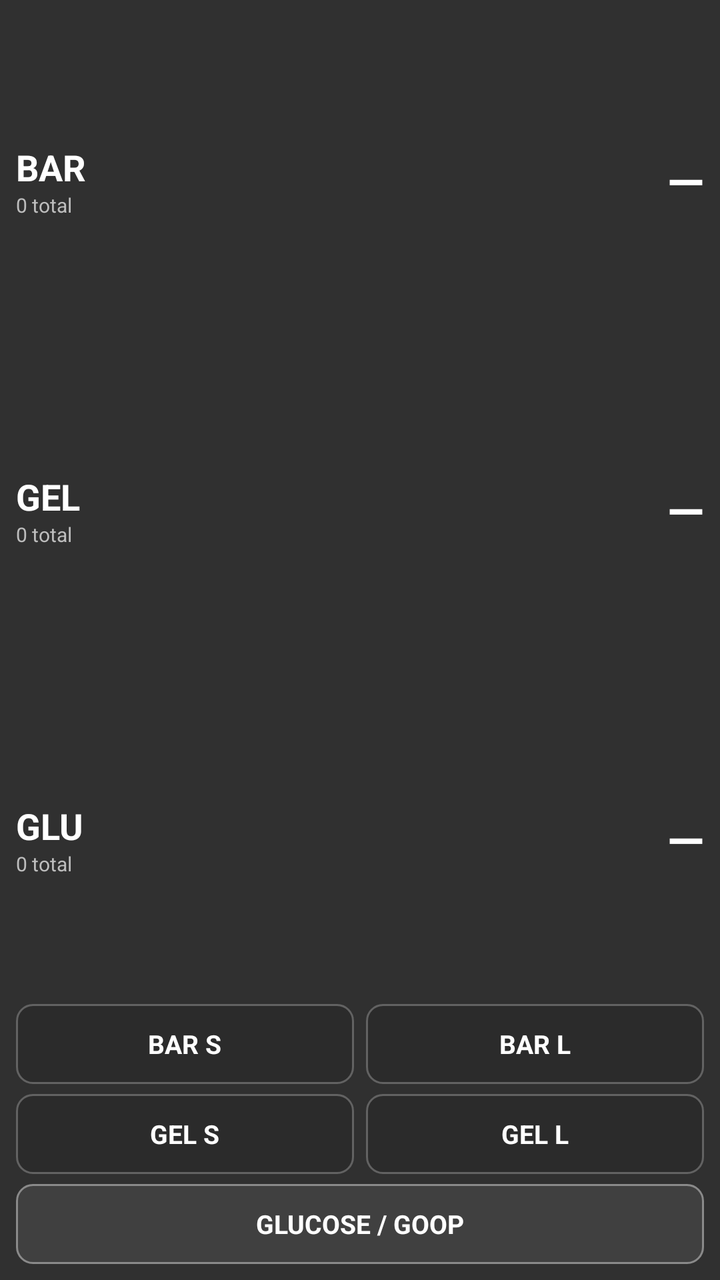
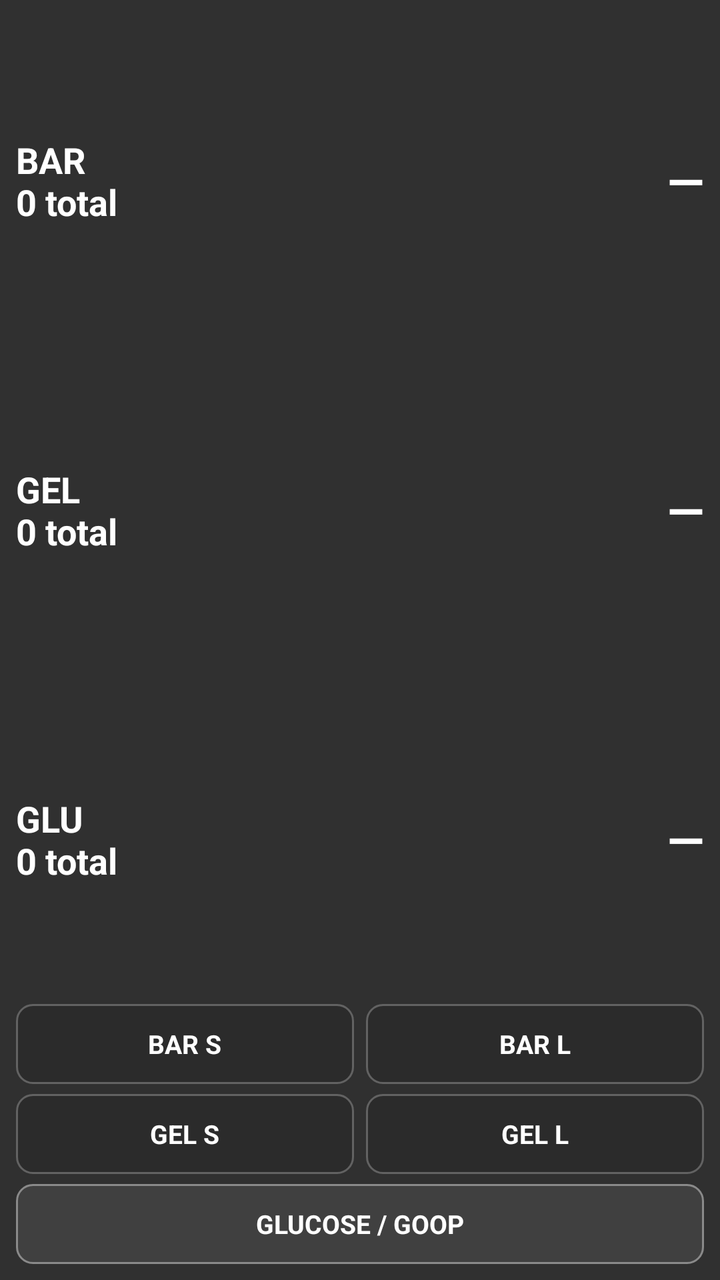

Before-and-after screenshots of an Android layout around one commit, followed by the original layout XML and the change that was made.
<!-- AndroidManifest.xml: application theme android:Theme.Material.NoActionBar -->
<!-- res/layout/fuel_timer_field.xml -->
<?xml version="1.0" encoding="utf-8"?>
<LinearLayout xmlns:android="http://schemas.android.com/apk/res/android"
    android:id="@+id/fuel_root"
    android:layout_width="match_parent"
    android:layout_height="match_parent"
    android:orientation="vertical"
    android:padding="8dp">

    <LinearLayout
        android:layout_width="match_parent"
        android:layout_height="0dp"
        android:layout_weight="1"
        android:orientation="horizontal"
        android:gravity="center_vertical">
        <LinearLayout
            android:layout_width="0dp"
            android:layout_height="wrap_content"
            android:layout_weight="1"
            android:orientation="vertical">
            <TextView
                android:id="@+id/bar_label"
                android:layout_width="wrap_content"
                android:layout_height="wrap_content"
                android:text="BAR"
                android:textColor="#FFFFFFFF"
                android:textSize="18sp"
                android:textStyle="bold" />
            <TextView
                android:id="@+id/bar_count"
                android:layout_width="wrap_content"
                android:layout_height="wrap_content"
                android:text="0 total"
                android:textColor="#FFBDBDBD"
                android:textSize="10sp" />
        </LinearLayout>
        <TextView
            android:id="@+id/bar_time"
            android:layout_width="wrap_content"
            android:layout_height="wrap_content"
            android:text="—"
            android:textColor="#FFFFFFFF"
            android:textSize="24sp"
            android:textStyle="bold" />
    </LinearLayout>

    <LinearLayout
        android:layout_width="match_parent"
        android:layout_height="0dp"
        android:layout_weight="1"
        android:orientation="horizontal"
        android:gravity="center_vertical">
        <LinearLayout
            android:layout_width="0dp"
            android:layout_height="wrap_content"
            android:layout_weight="1"
            android:orientation="vertical">
            <TextView
                android:id="@+id/gel_label"
                android:layout_width="wrap_content"
                android:layout_height="wrap_content"
                android:text="GEL"
                android:textColor="#FFFFFFFF"
                android:textSize="18sp"
                android:textStyle="bold" />
            <TextView
                android:id="@+id/gel_count"
                android:layout_width="wrap_content"
                android:layout_height="wrap_content"
                android:text="0 total"
                android:textColor="#FFBDBDBD"
                android:textSize="10sp" />
        </LinearLayout>
        <TextView
            android:id="@+id/gel_time"
            android:layout_width="wrap_content"
            android:layout_height="wrap_content"
            android:text="—"
            android:textColor="#FFFFFFFF"
            android:textSize="24sp"
            android:textStyle="bold" />
    </LinearLayout>

    <LinearLayout
        android:layout_width="match_parent"
        android:layout_height="0dp"
        android:layout_weight="1"
        android:orientation="horizontal"
        android:gravity="center_vertical">
        <LinearLayout
            android:layout_width="0dp"
            android:layout_height="wrap_content"
            android:layout_weight="1"
            android:orientation="vertical">
            <TextView
                android:layout_width="wrap_content"
                android:layout_height="wrap_content"
                android:text="GLU"
                android:textColor="#FFFFFFFF"
                android:textSize="18sp"
                android:textStyle="bold" />
            <TextView
                android:id="@+id/glu_count"
                android:layout_width="wrap_content"
                android:layout_height="wrap_content"
                android:text="0 total"
                android:textColor="#FFBDBDBD"
                android:textSize="10sp" />
        </LinearLayout>
        <TextView
            android:id="@+id/glu_time"
            android:layout_width="wrap_content"
            android:layout_height="wrap_content"
            android:text="—"
            android:textColor="#FFFFFFFF"
            android:textSize="24sp"
            android:textStyle="bold" />
    </LinearLayout>

    <LinearLayout
        android:layout_width="match_parent"
        android:layout_height="40dp"
        android:orientation="horizontal">
        <TextView
            android:id="@+id/btn_bar_s"
            android:layout_width="0dp"
            android:layout_height="match_parent"
            android:layout_weight="1"
            android:layout_marginEnd="3dp"
            android:background="@drawable/fuel_button_bg"
            android:gravity="center"
            android:text="BAR S"
            android:textColor="#FFFFFFFF"
            android:textSize="13sp"
            android:textStyle="bold" />
        <TextView
            android:id="@+id/btn_bar_l"
            android:layout_width="0dp"
            android:layout_height="match_parent"
            android:layout_weight="1"
            android:layout_marginStart="3dp"
            android:background="@drawable/fuel_button_bg"
            android:gravity="center"
            android:text="BAR L"
            android:textColor="#FFFFFFFF"
            android:textSize="13sp"
            android:textStyle="bold" />
    </LinearLayout>

    <LinearLayout
        android:layout_width="match_parent"
        android:layout_height="40dp"
        android:layout_marginTop="5dp"
        android:orientation="horizontal">
        <TextView
            android:id="@+id/btn_gel_s"
            android:layout_width="0dp"
            android:layout_height="match_parent"
            android:layout_weight="1"
            android:layout_marginEnd="3dp"
            android:background="@drawable/fuel_button_bg"
            android:gravity="center"
            android:text="GEL S"
            android:textColor="#FFFFFFFF"
            android:textSize="13sp"
            android:textStyle="bold" />
        <TextView
            android:id="@+id/btn_gel_l"
            android:layout_width="0dp"
            android:layout_height="match_parent"
            android:layout_weight="1"
            android:layout_marginStart="3dp"
            android:background="@drawable/fuel_button_bg"
            android:gravity="center"
            android:text="GEL L"
            android:textColor="#FFFFFFFF"
            android:textSize="13sp"
            android:textStyle="bold" />
    </LinearLayout>

    <TextView
        android:id="@+id/btn_glucose"
        android:layout_width="match_parent"
        android:layout_height="40dp"
        android:layout_marginTop="5dp"
        android:background="@drawable/fuel_button_glucose_bg"
        android:gravity="center"
        android:text="GLUCOSE / GOOP"
        android:textColor="#FFFFFFFF"
        android:textSize="13sp"
        android:textStyle="bold" />
</LinearLayout>
<!-- resources referenced by this layout -->
<resources>
  <!-- drawable fuel_button_bg (drawable) -->
  <?xml version="1.0" encoding="utf-8"?>
  <shape xmlns:android="http://schemas.android.com/apk/res/android" android:shape="rectangle">
      <solid android:color="#2B2B2B" />
      <stroke android:width="1dp" android:color="#626262" />
      <corners android:radius="8dp" />
  </shape>
  <!-- drawable fuel_button_glucose_bg (drawable) -->
  <?xml version="1.0" encoding="utf-8"?>
  <shape xmlns:android="http://schemas.android.com/apk/res/android" android:shape="rectangle">
      <solid android:color="#404040" />
      <stroke android:width="1dp" android:color="#8A8A8A" />
      <corners android:radius="8dp" />
  </shape>
</resources>

<!-- the commit's change to res/layout/fuel_timer_field.xml (unified diff, before → after) -->
@@ -12,27 +12,16 @@
         android:layout_weight="1"
         android:orientation="horizontal"
         android:gravity="center_vertical">
-        <LinearLayout
+        <TextView
+            android:id="@+id/bar_label"
             android:layout_width="0dp"
             android:layout_height="wrap_content"
             android:layout_weight="1"
-            android:orientation="vertical">
-            <TextView
-                android:id="@+id/bar_label"
-                android:layout_width="wrap_content"
-                android:layout_height="wrap_content"
-                android:text="BAR"
-                android:textColor="#FFFFFFFF"
-                android:textSize="18sp"
-                android:textStyle="bold" />
-            <TextView
-                android:id="@+id/bar_count"
-                android:layout_width="wrap_content"
-                android:layout_height="wrap_content"
-                android:text="0 total"
-                android:textColor="#FFBDBDBD"
-                android:textSize="10sp" />
-        </LinearLayout>
+            android:text="BAR&#10;0 total"
+            android:textColor="#FFFFFFFF"
+            android:textSize="18sp"
+            android:textStyle="bold"
+            android:maxLines="2" />
         <TextView
             android:id="@+id/bar_time"
             android:layout_width="wrap_content"
@@ -49,27 +38,16 @@
         android:layout_weight="1"
         android:orientation="horizontal"
         android:gravity="center_vertical">
-        <LinearLayout
+        <TextView
+            android:id="@+id/gel_label"
             android:layout_width="0dp"
             android:layout_height="wrap_content"
             android:layout_weight="1"
-            android:orientation="vertical">
-            <TextView
-                android:id="@+id/gel_label"
-                android:layout_width="wrap_content"
-                android:layout_height="wrap_content"
-                android:text="GEL"
-                android:textColor="#FFFFFFFF"
-                android:textSize="18sp"
-                android:textStyle="bold" />
-            <TextView
-                android:id="@+id/gel_count"
-                android:layout_width="wrap_content"
-                android:layout_height="wrap_content"
-                android:text="0 total"
-                android:textColor="#FFBDBDBD"
-                android:textSize="10sp" />
-        </LinearLayout>
+            android:text="GEL&#10;0 total"
+            android:textColor="#FFFFFFFF"
+            android:textSize="18sp"
+            android:textStyle="bold"
+            android:maxLines="2" />
         <TextView
             android:id="@+id/gel_time"
             android:layout_width="wrap_content"
@@ -86,26 +64,16 @@
         android:layout_weight="1"
         android:orientation="horizontal"
         android:gravity="center_vertical">
-        <LinearLayout
+        <TextView
+            android:id="@+id/glu_label"
             android:layout_width="0dp"
             android:layout_height="wrap_content"
             android:layout_weight="1"
-            android:orientation="vertical">
-            <TextView
-                android:layout_width="wrap_content"
-                android:layout_height="wrap_content"
-                android:text="GLU"
-                android:textColor="#FFFFFFFF"
-                android:textSize="18sp"
-                android:textStyle="bold" />
-            <TextView
-                android:id="@+id/glu_count"
-                android:layout_width="wrap_content"
-                android:layout_height="wrap_content"
-                android:text="0 total"
-                android:textColor="#FFBDBDBD"
-                android:textSize="10sp" />
-        </LinearLayout>
+            android:text="GLU&#10;0 total"
+            android:textColor="#FFFFFFFF"
+            android:textSize="18sp"
+            android:textStyle="bold"
+            android:maxLines="2" />
         <TextView
             android:id="@+id/glu_time"
             android:layout_width="wrap_content"
